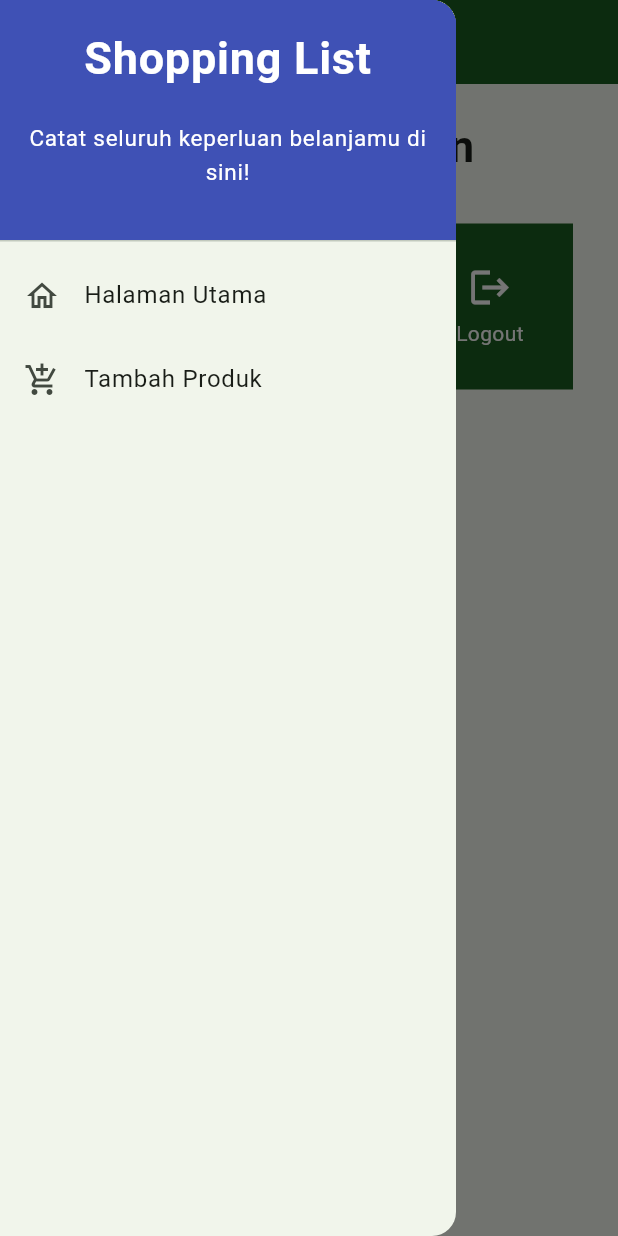
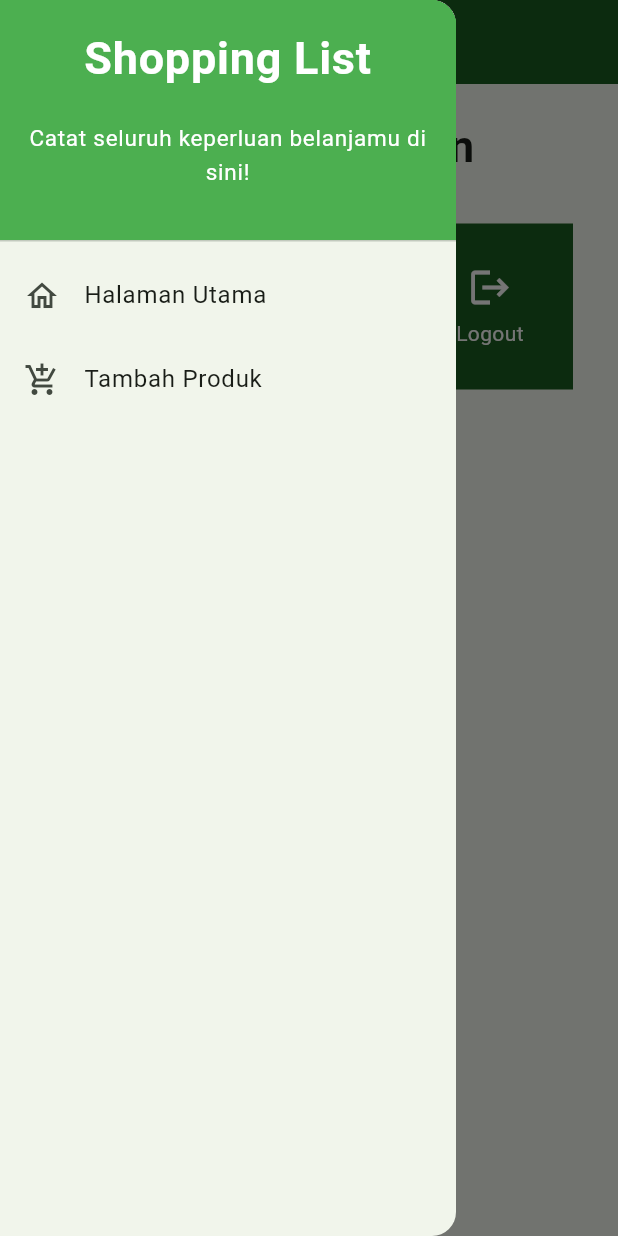
Before and after one commit to sabinamaritza/serpentsHaven, a Flutter app: the screen it shows after launch, with the side drawer open, on a phone screen of 412 x 824 dp. Run offline on Flutter 3.47's test engine with Material 2 defaults, Android fonts, the phone set to English and light mode, and no system bars; missing offline and left inert: dart:ffi.

Commit message:
create form and drawer

```diff
--- a/lib/main.dart
+++ b/lib/main.dart
@@ -1,5 +1,5 @@
 import 'package:flutter/material.dart';
-import 'package:serpentshaven/menu.dart';
+import 'package:serpentshaven/screens/menu.dart';
 
 void main() {
   runApp(const MyApp());
--- a/lib/menu.dart
+++ b/lib/screens/menu.dart
@@ -1,5 +1,7 @@
 import 'package:flutter/material.dart';
 import 'package:serpentshaven/widgets/left_drawer.dart';
+import 'package:serpentshaven/screens/shoplist_form.dart';
+import 'package:serpentshaven/widgets/shop_card.dart';
 
 class MyHomePage extends StatelessWidget {
   MyHomePage({Key? key}) : super(key: key);
@@ -53,52 +55,3 @@ class MyHomePage extends StatelessWidget {
     );
   }
 }
-
-class ShopItem {
-  final String name;
-  final IconData icon;
-  ShopItem(this.name, this.icon);
-}
-
-class ShopCard extends StatelessWidget {
-  final ShopItem item;
-
-  const ShopCard(this.item, {Key? key}) : super(key: key);
-
-  @override
-  Widget build(BuildContext context) {
-    return Material(
-      color: Colors.green.shade900,
-      child: InkWell(
-        onTap: () {
-          ScaffoldMessenger.of(context)
-            ..hideCurrentSnackBar()
-            ..showSnackBar(SnackBar(
-              content: Text("Kamu telah menekan tombol ${item.name}!"),
-            ));
-        },
-        child: Container(
-          padding: const EdgeInsets.all(8),
-          child: Center(
-            child: Column(
-              mainAxisAlignment: MainAxisAlignment.center,
-              children: [
-                Icon(
-                  item.icon,
-                  color: Colors.white,
-                  size: 30.0,
-                ),
-                const Padding(padding: EdgeInsets.all(3)),
-                Text(
-                  item.name,
-                  textAlign: TextAlign.center,
-                  style: const TextStyle(color: Colors.white),
-                ),
-              ],
-            ),
-          ),
-        ),
-      ),
-    );
-  }
-}
--- a/lib/widgets/left_drawer.dart
+++ b/lib/widgets/left_drawer.dart
@@ -1,5 +1,6 @@
 import 'package:flutter/material.dart';
-import 'package:serpentshaven/menu.dart';
+import 'package:serpentshaven/screens/menu.dart';
+import 'package:serpentshaven/screens/shoplist_form.dart';
 
 class LeftDrawer extends StatelessWidget {
   const LeftDrawer({super.key});
@@ -11,7 +12,7 @@ class LeftDrawer extends StatelessWidget {
         children: [
           const DrawerHeader(
               decoration: BoxDecoration(
-                color: Colors.indigo,
+                color: Colors.green,
               ),
               child: Column(
                 children: [
@@ -53,10 +54,8 @@ class LeftDrawer extends StatelessWidget {
             title: const Text('Tambah Produk'),
             // Bagian redirection ke ShopFormPage
             onTap: () {
-              /*
-              TODO: Buatlah routing ke ShopFormPage di sini,
-              setelah halaman ShopFormPage sudah dibuat.
-              */
+              Navigator.push(context,
+                MaterialPageRoute(builder: (context) => const ShopFormPage()));
             },
           ),
         ],
--- /dev/null
+++ b/lib/widgets/shop_card.dart
@@ -0,0 +1,56 @@
+import 'package:flutter/material.dart';
+import 'package:serpentshaven/screens/shoplist_form.dart';
+
+class ShopItem {
+  final String name;
+  final IconData icon;
+  ShopItem(this.name, this.icon);
+}
+
+class ShopCard extends StatelessWidget {
+  final ShopItem item;
+
+  const ShopCard(this.item, {Key? key}) : super(key: key);
+
+  @override
+  Widget build(BuildContext context) {
+    return Material(
+      color: Colors.green.shade900,
+      child: InkWell(
+        onTap: () {
+          ScaffoldMessenger.of(context)
+            ..hideCurrentSnackBar()
+            ..showSnackBar(SnackBar(
+              content: Text("Kamu telah menekan tombol ${item.name}!"),
+            ));
+
+            if (item.name == "Tambah Item") {
+              Navigator.push(context,
+                MaterialPageRoute(builder: (context) => const ShopFormPage()));
+            }
+        },
+        child: Container(
+          padding: const EdgeInsets.all(8),
+          child: Center(
+            child: Column(
+              mainAxisAlignment: MainAxisAlignment.center,
+              children: [
+                Icon(
+                  item.icon,
+                  color: Colors.white,
+                  size: 30.0,
+                ),
+                const Padding(padding: EdgeInsets.all(3)),
+                Text(
+                  item.name,
+                  textAlign: TextAlign.center,
+                  style: const TextStyle(color: Colors.white),
+                ),
+              ],
+            ),
+          ),
+        ),
+      ),
+    );
+  }
+}
```
Also changed, not shown: lib/screens/shoplist_form.dart (renamed from lib/shoplist_form.dart, +51 -1 lines).
